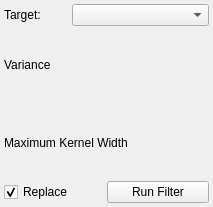
jessdtate/Seg3D, file Interface/ToolInterface/DiscreteGaussianFilterInterface.ui: the form before one commit.
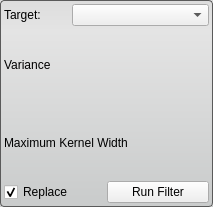
The form after the commit.

Commit message: updates to all tool interfaces

Diff of the .ui file:
```diff
--- a/Interface/ToolInterface/DiscreteGaussianFilterInterface.ui
+++ b/Interface/ToolInterface/DiscreteGaussianFilterInterface.ui
@@ -37,6 +37,13 @@
   <property name="windowTitle">
    <string>Discrete Gaussian Filter</string>
   </property>
+  <property name="styleSheet">
+   <string notr="true">QWidget#DiscreteGaussianFilterInterface{
+	border-radius: 4px;
+	border: 1px solid rgb(90, 90, 90);
+	background-color: qlineargradient(spread:pad, x1:0.5, y1:0, x2:0.5, y2:0.960227, stop:0 rgba(221, 221, 221, 255), stop:0.155779 rgba(228, 228, 228, 255), stop:1 rgba(202, 204, 204, 255));      
+}</string>
+  </property>
   <layout class="QVBoxLayout" name="verticalLayout">
    <property name="spacing">
     <number>0</number>
```
The commit also changes 26 other files.
